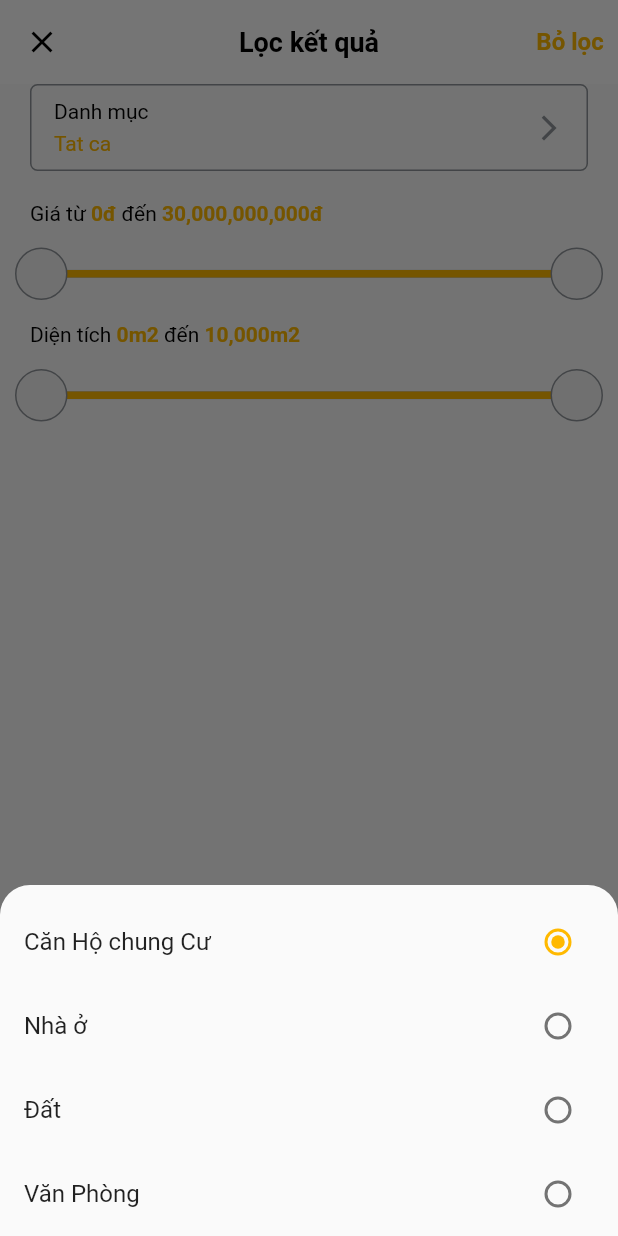
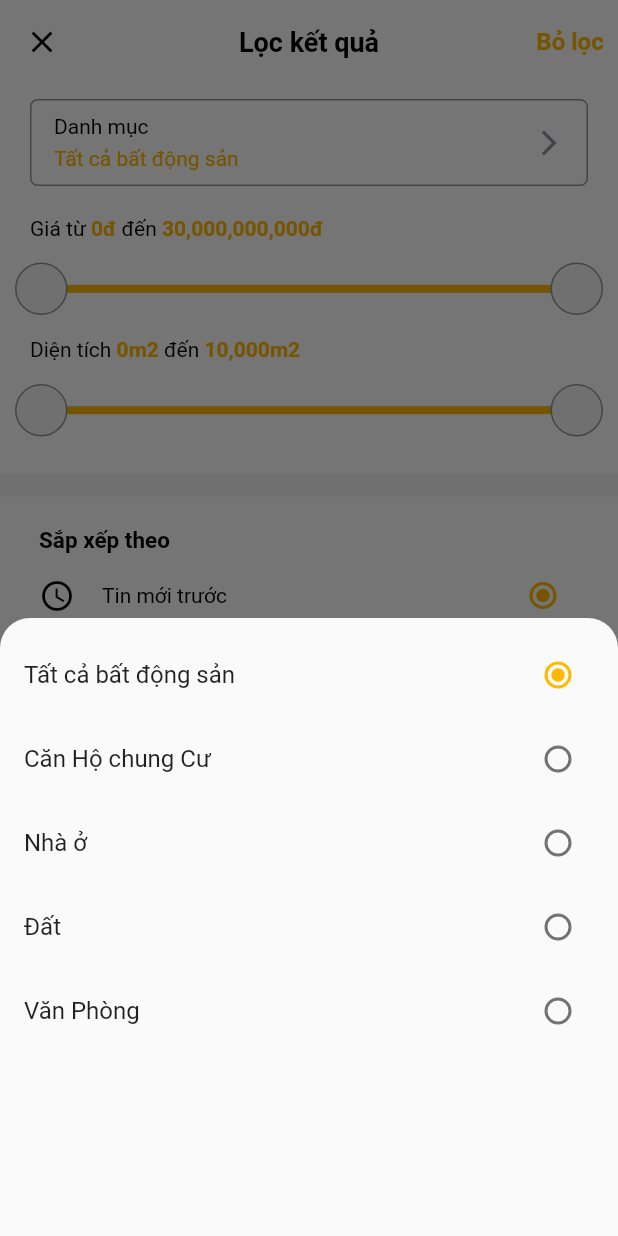
Before and after one commit to nhao2003/nha_gia_re, a Flutter app: the FilterScreen screen opened by its route, after a tap on "Danh mục", on a phone screen of 412 x 824 dp. Run offline on Flutter 3.47's test engine with Material 2 defaults, Android fonts, the phone set to English and light mode, and no system bars; drawn by our look-alikes of flutter_xlider; our stand-ins replace carousel_slider, convex_bottom_bar, dotted_border, dropdown_button2, flutter_easyloading, flutter_screenutil and 6 more; accounts and stored records are empty.

Commit message:
add card sortby and card postedby

```diff
--- a/lib/core/theme/text_styles.dart
+++ b/lib/core/theme/text_styles.dart
@@ -1,81 +1,94 @@
 import 'package:flutter/cupertino.dart';
 
 class AppTextStyles {
-  static TextStyle roboto10regular = TextStyle(
+  static TextStyle roboto10regular = const TextStyle(
     fontSize: 10,
   );
-  static TextStyle roboto10semiBold = TextStyle(
+  static TextStyle roboto10semiBold = const TextStyle(
     fontSize: 10,
     fontWeight: FontWeight.w600,
   );
-  static TextStyle roboto10Bold = TextStyle(
+  static TextStyle roboto10Bold = const TextStyle(
     fontSize: 10,
     fontWeight: FontWeight.w700,
   );
-  static TextStyle roboto11regular = TextStyle(
+  static TextStyle roboto11regular = const TextStyle(
     fontSize: 11,
   );
-  static TextStyle roboto11semiBold = TextStyle(
+  static TextStyle roboto11semiBold = const TextStyle(
     fontSize: 11,
     fontWeight: FontWeight.w600,
   );
-  static TextStyle roboto11Bold = TextStyle(
+  static TextStyle roboto11Bold = const TextStyle(
     fontSize: 11,
     fontWeight: FontWeight.w700,
   );
-  static TextStyle roboto12regular = TextStyle(
+  static TextStyle roboto12regular = const TextStyle(
     fontSize: 12,
   );
-  static TextStyle roboto12semiBold = TextStyle(
+  static TextStyle roboto12semiBold = const TextStyle(
     fontSize: 12,
     fontWeight: FontWeight.w600,
   );
-  static TextStyle roboto12Bold = TextStyle(
+  static TextStyle roboto12Bold = const TextStyle(
     fontSize: 12,
     fontWeight: FontWeight.w700,
   );
-  static TextStyle roboto14regular = TextStyle(
+
+  static TextStyle roboto14regular = const TextStyle(
     fontSize: 14,
   );
-  static TextStyle roboto14semiBold = TextStyle(
+  static TextStyle roboto14semiBold = const TextStyle(
     fontSize: 14,
     fontWeight: FontWeight.w600,
   );
-  static TextStyle roboto14Bold = TextStyle(
+  static TextStyle roboto14Bold = const TextStyle(
     fontSize: 14,
     fontWeight: FontWeight.w700,
   );
 
-  static TextStyle roboto16regular = TextStyle(
+  static TextStyle roboto15regular = const TextStyle(
+    fontSize: 15,
+  );
+  static TextStyle roboto15semiBold = const TextStyle(
+    fontSize: 15,
+    fontWeight: FontWeight.w600,
+  );
+  static TextStyle roboto15Bold = const TextStyle(
+    fontSize: 15,
+    fontWeight: FontWeight.w700,
+  );
+
+  static TextStyle roboto16regular = const TextStyle(
     fontSize: 16,
   );
-  static TextStyle roboto16semiBold = TextStyle(
+  static TextStyle roboto16semiBold = const TextStyle(
     fontSize: 16,
     fontWeight: FontWeight.w600,
   );
-  static TextStyle roboto16Bold = TextStyle(
+  static TextStyle roboto16Bold = const TextStyle(
     fontSize: 16,
     fontWeight: FontWeight.w700,
   );
-  static TextStyle roboto18regular = TextStyle(
+  static TextStyle roboto18regular = const TextStyle(
     fontSize: 18,
   );
-  static TextStyle roboto18semiBold = TextStyle(
+  static TextStyle roboto18semiBold = const TextStyle(
     fontSize: 18,
     fontWeight: FontWeight.w600,
   );
-  static TextStyle roboto18Bold = TextStyle(
+  static TextStyle roboto18Bold = const TextStyle(
     fontSize: 18,
     fontWeight: FontWeight.w700,
   );
-  static TextStyle roboto20regular = TextStyle(
+  static TextStyle roboto20regular = const TextStyle(
     fontSize: 20,
   );
-  static TextStyle roboto20semiBold = TextStyle(
+  static TextStyle roboto20semiBold = const TextStyle(
     fontSize: 20,
     fontWeight: FontWeight.w600,
   );
-  static TextStyle roboto20Bold = TextStyle(
+  static TextStyle roboto20Bold = const TextStyle(
     fontSize: 20,
     fontWeight: FontWeight.w700,
   );
--- a/lib/modules/search/screens/filter_screen.dart
+++ b/lib/modules/search/screens/filter_screen.dart
@@ -2,8 +2,9 @@ import 'package:flutter/material.dart';
 import 'package:get/get.dart';
 import 'package:nha_gia_re/core/theme/app_colors.dart';
 import 'package:nha_gia_re/core/theme/text_styles.dart';
-import 'package:nha_gia_re/modules/search/widgets/filter_page/category_box.dart';
-import 'package:nha_gia_re/modules/search/widgets/filter_page/range_slider_custom.dart';
+import 'package:nha_gia_re/modules/search/widgets/filter_page/card_first.dart';
+import 'package:nha_gia_re/modules/search/widgets/filter_page/card_posted_by.dart';
+import 'package:nha_gia_re/modules/search/widgets/filter_page/card_sort_by.dart';
 import '../search_controller.dart';
 
 class FilterScreen extends StatelessWidget {
@@ -12,6 +13,7 @@ class FilterScreen extends StatelessWidget {
   @override
   Widget build(BuildContext context) {
     return Scaffold(
+      backgroundColor: AppColors.backgroundColor,
 // appbar
       appBar: AppBar(
         centerTitle: true,
@@ -44,34 +46,12 @@ class FilterScreen extends StatelessWidget {
         ],
       ),
 // body
-      body: Padding(
-        padding: const EdgeInsets.symmetric(horizontal: 10),
-        child: Column(
-          children: [
-            CategoryBox(),
-            const SizedBox(height: 20),
-            RangeSliderCustom(
-              title: 'Giá từ ',
-              unit: "đ",
-              LOWER: SearchController.LOWER_PRICE,
-              UPPER: SearchController.UPPER_PRICE,
-              lowerValue: searchController.lowerPriceValue,
-              upperValue: searchController.upperPriceValue,
-              stepValue: 1000000,
-              onChangeValue: searchController.changeValuePrice,
-            ),
-            RangeSliderCustom(
-              title: 'Diện tích ',
-              unit: "m2",
-              LOWER: SearchController.LOWER_AREA,
-              UPPER: SearchController.UPPER_AREA,
-              lowerValue: searchController.lowerAreaValue,
-              upperValue: searchController.upperAreaValue,
-              stepValue: 5,
-              onChangeValue: searchController.changeAreaPrice,
-            ),
-          ],
-        ),
+      body: Column(
+        children: [
+          CardFirst(searchController),
+          CardSortBy(searchController),
+          CardPostedBy(searchController),
+        ],
       ),
     );
   }
--- a/lib/modules/search/search_controller.dart
+++ b/lib/modules/search/search_controller.dart
@@ -79,6 +79,46 @@ class SearchController extends GetxController {
   void deleteFilter() {
     //
     print("Delete filter");
+  }
+// Category type ==================================
+
+  List<String> categorys = [
+    "Tất cả bất động sản",
+    "Căn Hộ chung Cư",
+    "Nhà ở",
+    "Đất",
+    "Văn Phòng",
+  ];
+
+  RxInt selectedCategory = 0.obs;
+
+  void changeCategory(int? type) {
+    selectedCategory.value = type!;
+    Get.back();
+  }
+
+// sort card ======================================
+  List<String> sortTypes = [
+    "Tin mới trước",
+    "Giá thấp trước",
+  ];
+
+  RxInt selectedSortType = 0.obs;
+
+  void changeSortType(int? type) {
+    selectedSortType.value = type!;
+  }
+
+// posted card ======================================
+  List<String> postedBys = [
+    "Cá nhân",
+    "Môi giới",
+  ];
+
+  RxInt selectedpostedBy = 0.obs;
+
+  void changePostedBy(int? type) {
+    selectedpostedBy.value = type!;
   }
 
 // Slider ranges ==================================
--- a/lib/modules/search/widgets/filter_page/bottom_sheet_radio.dart
+++ b/lib/modules/search/widgets/filter_page/bottom_sheet_radio.dart
@@ -1,66 +1,38 @@
 import 'package:flutter/material.dart';
-import 'package:nha_gia_re/data/enums/property_enums.dart';
-import 'package:nha_gia_re/core/theme/app_colors.dart';
-import 'package:nha_gia_re/core/theme/text_styles.dart';
+import 'package:get/get.dart';
+import 'package:nha_gia_re/core/extensions/integer_ex.dart';
 
-class BottomSheetRadio extends StatefulWidget {
-  const BottomSheetRadio({super.key});
+class BottomSheetRadio extends StatelessWidget {
+  List<String> categorys;
+  RxInt selected;
+  Function onChanged;
 
-  @override
-  State<BottomSheetRadio> createState() => _BottomSheetRadioState();
-}
-
-class _BottomSheetRadioState extends State<BottomSheetRadio> {
-  static List<String> types = ["Căn Hộ chung Cư", "Nhà ở", "Đất", "Văn Phòng"];
-
-  PropertyType selectedType = PropertyType.apartment;
-
-  void onChanged(PropertyType? value) {
-    setState(() {
-      selectedType = value!;
-    });
-  }
+  BottomSheetRadio({
+    required this.categorys,
+    required this.selected,
+    required this.onChanged,
+    super.key,
+  });
 
   @override
   Widget build(BuildContext context) {
-    return Padding(
+    return Container(
+      height: 50.hp,
       padding: const EdgeInsets.only(top: 10),
-      child: Column(
-        mainAxisSize: MainAxisSize.min,
-        children: [
-          ListTile(
-            title: Text(types[0]),
-            trailing: Radio(
-              value: PropertyType.apartment,
-              groupValue: selectedType,
-              onChanged: onChanged,
+      child: ListView.builder(
+        itemCount: categorys.length,
+        itemBuilder: (_, i) {
+          return Obx(
+            () => ListTile(
+              title: Text(categorys[i]),
+              trailing: Radio(
+                value: i,
+                groupValue: selected.value,
+                onChanged: (val) => onChanged(val),
+              ),
             ),
-          ),
-          ListTile(
-            title: Text(types[1]),
-            trailing: Radio(
-              value: PropertyType.house,
-              groupValue: selectedType,
-              onChanged: onChanged,
-            ),
-          ),
-          ListTile(
-            title: Text(types[2]),
-            trailing: Radio(
-              value: PropertyType.land,
-              groupValue: selectedType,
-              onChanged: onChanged,
-            ),
-          ),
-          ListTile(
-            title: Text(types[3]),
-            trailing: Radio(
-              value: PropertyType.office,
-              groupValue: selectedType,
-              onChanged: onChanged,
-            ),
-          ),
-        ],
+          );
+        },
       ),
     );
     ;
--- /dev/null
+++ b/lib/modules/search/widgets/filter_page/card_first.dart
@@ -0,0 +1,51 @@
+import 'package:flutter/material.dart';
+import 'package:nha_gia_re/core/theme/app_colors.dart';
+import 'package:nha_gia_re/modules/search/widgets/filter_page/category_box.dart';
+import 'package:nha_gia_re/modules/search/widgets/filter_page/range_slider_custom.dart';
+
+import '../../search_controller.dart';
+
+class CardFirst extends StatelessWidget {
+  final SearchController searchController;
+  const CardFirst(this.searchController, {super.key});
+
+  @override
+  Widget build(BuildContext context) {
+    return Container(
+      color: AppColors.white,
+      padding: const EdgeInsets.all(10),
+      child: Column(
+        mainAxisSize: MainAxisSize.min,
+        children: [
+          CategoryBox(
+            title: "Danh mục",
+            categorys: searchController.categorys,
+            selected: searchController.selectedCategory,
+            onChanged: searchController.changeCategory,
+          ),
+          const SizedBox(height: 20),
+          RangeSliderCustom(
+            title: 'Giá từ ',
+            unit: "đ",
+            LOWER: SearchController.LOWER_PRICE,
+            UPPER: SearchController.UPPER_PRICE,
+            lowerValue: searchController.lowerPriceValue,
+            upperValue: searchController.upperPriceValue,
+            stepValue: 1000000,
+            onChangeValue: searchController.changeValuePrice,
+          ),
+          RangeSliderCustom(
+            title: 'Diện tích ',
+            unit: "m2",
+            LOWER: SearchController.LOWER_AREA,
+            UPPER: SearchController.UPPER_AREA,
+            lowerValue: searchController.lowerAreaValue,
+            upperValue: searchController.upperAreaValue,
+            stepValue: 5,
+            onChangeValue: searchController.changeAreaPrice,
+          ),
+        ],
+      ),
+    );
+  }
+}
--- /dev/null
+++ b/lib/modules/search/widgets/filter_page/card_posted_by.dart
@@ -0,0 +1,75 @@
+import 'package:get/get.dart';
+import '../../../../core/theme/app_colors.dart';
+import '../../../../core/theme/text_styles.dart';
+import '../../search_controller.dart';
+import 'package:flutter/material.dart';
+
+class CardPostedBy extends StatelessWidget {
+  final SearchController searchController;
+  const CardPostedBy(this.searchController, {super.key});
+
+  @override
+  Widget build(BuildContext context) {
+    return Container(
+      margin: const EdgeInsets.only(top: 15),
+      width: double.infinity,
+      color: AppColors.white,
+      padding: const EdgeInsets.all(10),
+      child: Column(
+        mainAxisSize: MainAxisSize.min,
+        crossAxisAlignment: CrossAxisAlignment.start,
+        children: [
+          Padding(
+            padding: const EdgeInsets.only(
+              top: 10,
+              left: 16,
+            ),
+            child: Text(
+              "Đăng bởi",
+              style: AppTextStyles.roboto15semiBold
+                  .copyWith(color: AppColors.black),
+            ),
+          ),
+          Obx(() => ListTile(
+                horizontalTitleGap: 2,
+                title: Text(
+                  searchController.postedBys[0],
+                  style: AppTextStyles.roboto14regular
+                      .copyWith(color: AppColors.black),
+                ),
+                leading: Icon(
+                  Icons.person_outline,
+                  color: AppColors.black,
+                ),
+                trailing: Radio<int>(
+                  value: 0,
+                  groupValue: searchController.selectedpostedBy.value,
+                  onChanged: (value) {
+                    searchController.changePostedBy(value);
+                  },
+                ),
+              )),
+          Obx(() => ListTile(
+                horizontalTitleGap: 2,
+                title: Text(
+                  searchController.postedBys[1],
+                  style: AppTextStyles.roboto14regular
+                      .copyWith(color: AppColors.black),
+                ),
+                leading: Icon(
+                  Icons.business_center_outlined,
+                  color: AppColors.black,
+                ),
+                trailing: Radio<int>(
+                  value: 1,
+                  groupValue: searchController.selectedpostedBy.value,
+                  onChanged: (value) {
+                    searchController.changePostedBy(value);
+                  },
+                ),
+              )),
+        ],
+      ),
+    );
+  }
+}
--- /dev/null
+++ b/lib/modules/search/widgets/filter_page/card_sort_by.dart
@@ -0,0 +1,75 @@
+import 'package:get/get.dart';
+import '../../../../core/theme/app_colors.dart';
+import '../../../../core/theme/text_styles.dart';
+import '../../search_controller.dart';
+import 'package:flutter/material.dart';
+
+class CardSortBy extends StatelessWidget {
+  final SearchController searchController;
+  const CardSortBy(this.searchController, {super.key});
+
+  @override
+  Widget build(BuildContext context) {
+    return Container(
+      margin: const EdgeInsets.only(top: 15),
+      width: double.infinity,
+      color: AppColors.white,
+      padding: const EdgeInsets.all(10),
+      child: Column(
+        mainAxisSize: MainAxisSize.min,
+        crossAxisAlignment: CrossAxisAlignment.start,
+        children: [
+          Padding(
+            padding: const EdgeInsets.only(
+              top: 10,
+              left: 16,
+            ),
+            child: Text(
+              "Sắp xếp theo",
+              style: AppTextStyles.roboto15semiBold
+                  .copyWith(color: AppColors.black),
+            ),
+          ),
+          Obx(() => ListTile(
+                horizontalTitleGap: 2,
+                title: Text(
+                  searchController.sortTypes[0],
+                  style: AppTextStyles.roboto14regular
+                      .copyWith(color: AppColors.black),
+                ),
+                leading: Icon(
+                  Icons.schedule,
+                  color: AppColors.black,
+                ),
+                trailing: Radio<int>(
+                  value: 0,
+                  groupValue: searchController.selectedSortType.value,
+                  onChanged: (value) {
+                    searchController.changeSortType(value);
+                  },
+                ),
+              )),
+          Obx(() => ListTile(
+                horizontalTitleGap: 2,
+                title: Text(
+                  searchController.sortTypes[1],
+                  style: AppTextStyles.roboto14regular
+                      .copyWith(color: AppColors.black),
+                ),
+                leading: Icon(
+                  Icons.sell_outlined,
+                  color: AppColors.black,
+                ),
+                trailing: Radio<int>(
+                  value: 1,
+                  groupValue: searchController.selectedSortType.value,
+                  onChanged: (value) {
+                    searchController.changeSortType(value);
+                  },
+                ),
+              )),
+        ],
+      ),
+    );
+  }
+}
--- a/lib/modules/search/widgets/filter_page/category_box.dart
+++ b/lib/modules/search/widgets/filter_page/category_box.dart
@@ -1,9 +1,23 @@
 import 'package:flutter/material.dart';
+import 'package:get/get.dart';
 import 'package:nha_gia_re/core/theme/app_colors.dart';
 import 'package:nha_gia_re/core/theme/text_styles.dart';
 import 'package:nha_gia_re/modules/search/widgets/filter_page/bottom_sheet_radio.dart';
 
 class CategoryBox extends StatelessWidget {
+  String title;
+  List<String> categorys;
+  RxInt selected;
+  Function onChanged;
+
+  CategoryBox({
+    required this.title,
+    required this.categorys,
+    required this.selected,
+    required this.onChanged,
+    super.key,
+  });
+
   void showBottomSheet(BuildContext context) {
     showModalBottomSheet(
       context: context,
@@ -14,7 +28,11 @@ class CategoryBox extends StatelessWidget {
         ),
       ),
       builder: (BuildContext context) {
-        return BottomSheetRadio();
+        return BottomSheetRadio(
+          categorys: [...categorys],
+          onChanged: onChanged,
+          selected: selected,
+        );
       },
     );
   }
@@ -49,15 +67,17 @@ class CategoryBox extends StatelessWidget {
               crossAxisAlignment: CrossAxisAlignment.start,
               children: [
                 Text(
-                  "Danh mục",
+                  title,
                   style: AppTextStyles.roboto14regular
                       .copyWith(color: AppColors.black),
                 ),
                 const SizedBox(height: 5),
-                Text(
-                  "Tat ca",
-                  style: AppTextStyles.roboto14regular
-                      .copyWith(color: AppColors.primaryColor),
+                Obx(
+                  () => Text(
+                    categorys[selected.value],
+                    style: AppTextStyles.roboto14regular
+                        .copyWith(color: AppColors.primaryColor),
+                  ),
                 ),
               ],
             ),
```
